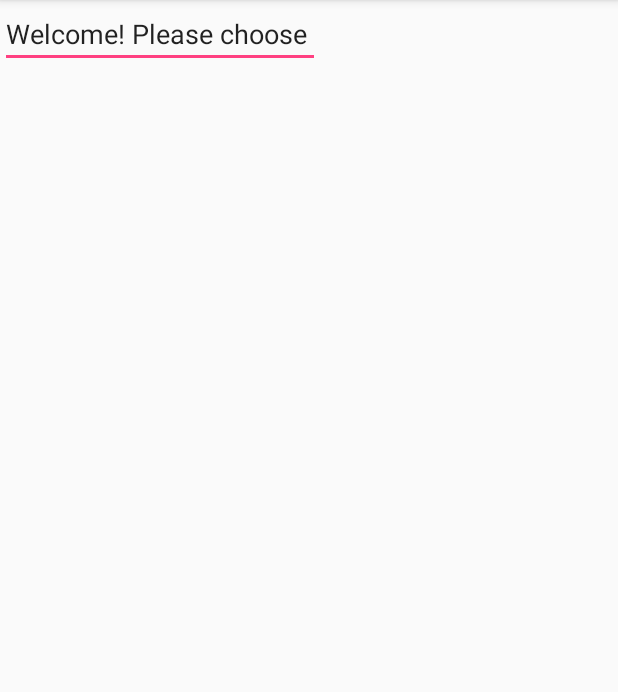
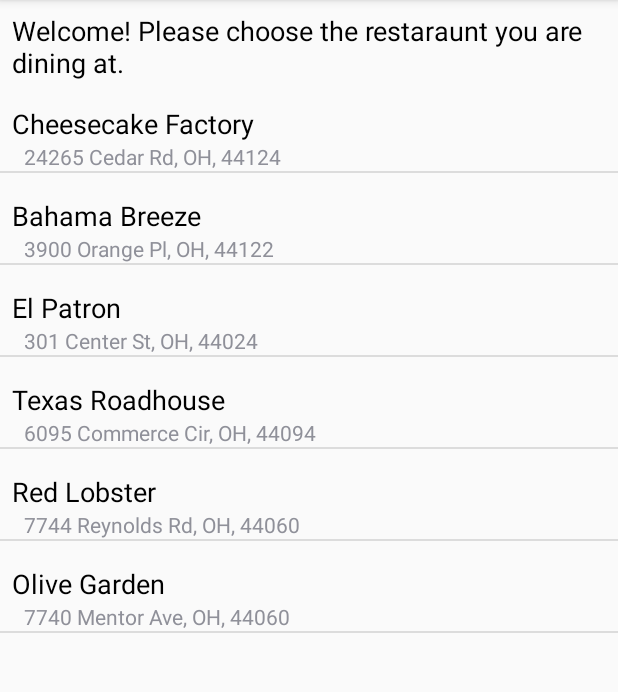
Before and after one commit to Nihilius/WheresMyWaiter, an Android app: the CustomerActivity screen opened directly, with no data from a screen before it, on a phone screen of 412 x 824 dp, the part 84-776 px from its top. Run offline under Robolectric (Android 15) with nearby library versions, the phone set to English and light mode, and no system bars.

Commit message:
Started DB implementation (We will need to switch to Firebase), implemented the restaraunt listview

```diff
--- a/app/src/main/java/com/db/bv/bignerdranch/android/wheresmywaiter/CustomerActivity.java
+++ b/app/src/main/java/com/db/bv/bignerdranch/android/wheresmywaiter/CustomerActivity.java
@@ -4,16 +4,35 @@ import android.support.v7.app.AppCompatActivity;
 import android.os.Bundle;
 import android.widget.ListView;
 
+import java.util.ArrayList;
 import java.util.List;
 
 public class CustomerActivity extends AppCompatActivity {
 
-    private ListView restarauntList;
-    private List<Restaraunt> mRestarauntList;
+    private ListView restarauntListView;
+    private List<Restaraunt> mRestarauntList = new ArrayList<>();
 
     @Override
     protected void onCreate(Bundle savedInstanceState) {
         super.onCreate(savedInstanceState);
         setContentView(R.layout.activity_customer);
+        restarauntListView = (ListView)findViewById(R.id.restarauntsListView);
+        mRestarauntList = initializeRestarauntList();
+        RestarauntAdapter customAdapter = new RestarauntAdapter(getApplicationContext(),mRestarauntList);
+        restarauntListView.setAdapter(customAdapter);
+
+    }
+
+    private List<Restaraunt> initializeRestarauntList(){
+        List<Restaraunt> restaraunts = new ArrayList<>();
+
+        restaraunts.add(new Restaraunt("Cheesecake Factory","24265 Cedar Rd","44124","OH"));
+        restaraunts.add(new Restaraunt("Bahama Breeze","3900 Orange Pl","44122","OH"));
+        restaraunts.add(new Restaraunt("El Patron","301 Center St","44024","OH"));
+        restaraunts.add(new Restaraunt("Texas Roadhouse","6095 Commerce Cir","44094","OH"));
+        restaraunts.add(new Restaraunt("Red Lobster","7744 Reynolds Rd","44060","OH"));
+        restaraunts.add(new Restaraunt("Olive Garden","7740 Mentor Ave","44060","OH"));
+
+        return restaraunts;
     }
 }
--- a/app/src/main/java/com/db/bv/bignerdranch/android/wheresmywaiter/RestarauntAdapter.java
+++ b/app/src/main/java/com/db/bv/bignerdranch/android/wheresmywaiter/RestarauntAdapter.java
@@ -1,8 +1,51 @@
 package com.db.bv.bignerdranch.android.wheresmywaiter;
+
+import android.content.Context;
+import android.view.LayoutInflater;
+import android.view.View;
+import android.view.ViewGroup;
+import android.widget.BaseAdapter;
+import android.widget.TextView;
+
+import org.w3c.dom.Text;
+
+import java.util.List;
 
 /**
  * Created by Owner on 4/21/2018.
  */
 
-public class RestarauntAdapter {
+public class RestarauntAdapter extends BaseAdapter {
+    Context context;
+    List<Restaraunt> restarauntList;
+    LayoutInflater inflater;
+
+    public RestarauntAdapter(Context applicationContext, List<Restaraunt> restarauntList){
+        this.context = applicationContext;
+        this.restarauntList = restarauntList;
+        inflater = (LayoutInflater.from(applicationContext));
+    }
+
+    @Override
+    public int getCount() {
+        return restarauntList.size();
+    }
+
+    @Override
+    public Object getItem(int i) {return null;}
+
+    @Override
+    public long getItemId(int i) {return 0;}
+
+    @Override
+    public View getView(int i, View view, ViewGroup viewGroup) {
+        Restaraunt restaraunt = restarauntList.get(i);
+        view = inflater.inflate(R.layout.restaraunt_listview, null);
+        TextView name = (TextView) view.findViewById(R.id.restaraunt_name);
+        name.setText(restaraunt.getName());
+        TextView info = (TextView) view.findViewById(R.id.restaraunt_info);
+        info.setText(restaraunt.getAddress() + ", " + restaraunt.getState()
+                        + ", " + restaraunt.getZipCode());
+        return view;
+    }
 }
--- a/app/src/main/res/layout/activity_customer.xml
+++ b/app/src/main/res/layout/activity_customer.xml
@@ -6,19 +6,22 @@
     android:layout_height="match_parent"
     tools:context="com.db.bv.bignerdranch.android.wheresmywaiter.CustomerActivity">
 
-    <EditText
-        android:id="@+id/editText"
+    <TextView
+        android:id="@+id/welcomeText"
+        android:layout_marginLeft="8dp"
+        android:layout_marginRight="8dp"
+        android:layout_marginTop="8dp"
         android:layout_width="wrap_content"
         android:layout_height="wrap_content"
-        android:ems="10"
-        android:inputType="textPersonName"
         android:text="@string/CustomerInstructionsText"
+        android:textColor="@android:color/black"
         android:layout_alignParentTop="true"
+        android:textSize="18sp"
         />
 
     <ListView
         android:id="@+id/restarauntsListView"
         android:layout_width="match_parent"
         android:layout_height="match_parent"
-        android:layout_below="@id/editText"/>
+        android:layout_below="@id/welcomeText"/>
 </RelativeLayout>
--- a/app/src/main/res/layout/restaraunt_listview.xml
+++ b/app/src/main/res/layout/restaraunt_listview.xml
@@ -1,6 +1,25 @@
 <?xml version="1.0" encoding="utf-8"?>
-<android.support.constraint.ConstraintLayout
-    xmlns:android="http://schemas.android.com/apk/res/android" android:layout_width="match_parent"
-    android:layout_height="match_parent">
+<LinearLayout xmlns:android="http://schemas.android.com/apk/res/android"
+    android:layout_width="match_parent"
+    android:layout_height="match_parent"
+    android:orientation="vertical">
 
-</android.support.constraint.ConstraintLayout>
+    <TextView
+        android:id="@+id/restaraunt_name"
+        android:layout_width="fill_parent"
+        android:layout_height="wrap_content"
+        android:layout_marginTop="16dp"
+        android:layout_marginStart="8dp"
+        android:text="Restaraunt Name"
+        android:textColor="@android:color/black"
+        android:textSize="18sp"
+        />
+
+    <TextView
+        android:id="@+id/restaraunt_info"
+        android:layout_width="fill_parent"
+        android:layout_height="wrap_content"
+        android:layout_marginStart="16dp"
+        android:text="Address, Zip Code, State" />
+
+</LinearLayout>
--- a/app/src/main/res/values/strings.xml
+++ b/app/src/main/res/values/strings.xml
@@ -14,5 +14,5 @@
     <string name="permission_rationale">"Contacts permissions are needed for providing email
         completions."
     </string>
-    <string name="CustomerInstructionsText">Welcome! Please choose the restaraunt you are in to connect.</string>
+    <string name="CustomerInstructionsText">Welcome! Please choose the restaraunt you are dining at.</string>
 </resources>
```
Also changed, not shown: app/src/main/java/com/db/bv/bignerdranch/android/wheresmywaiter/DatabaseHandler.java (+127 -2 lines).
